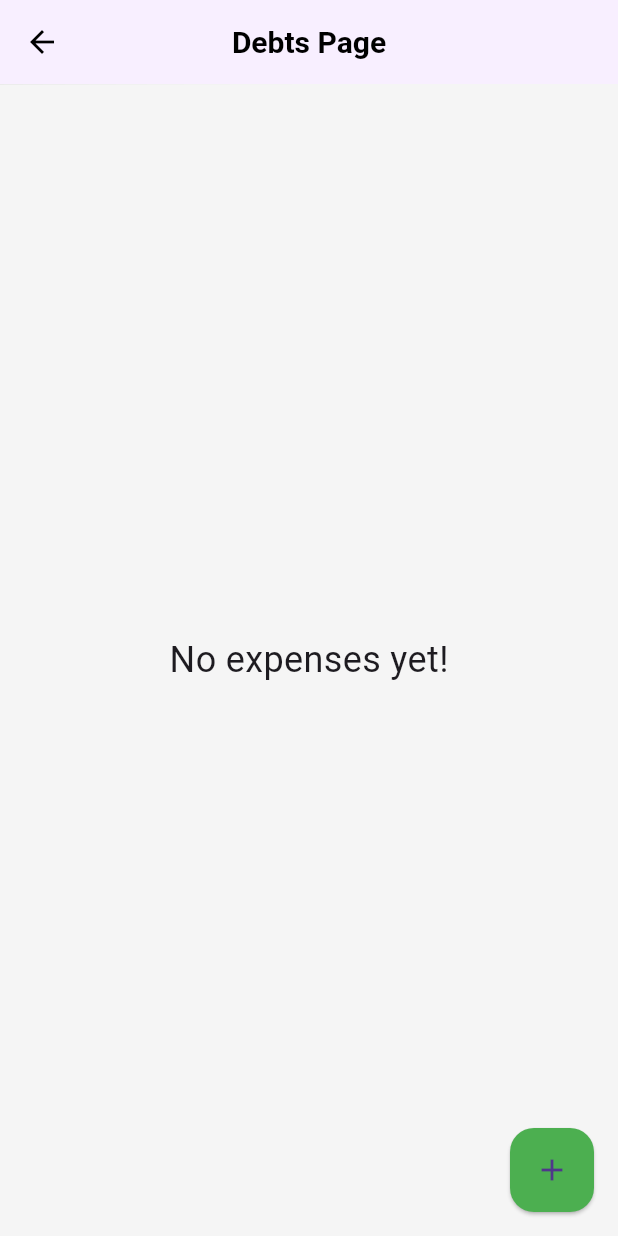
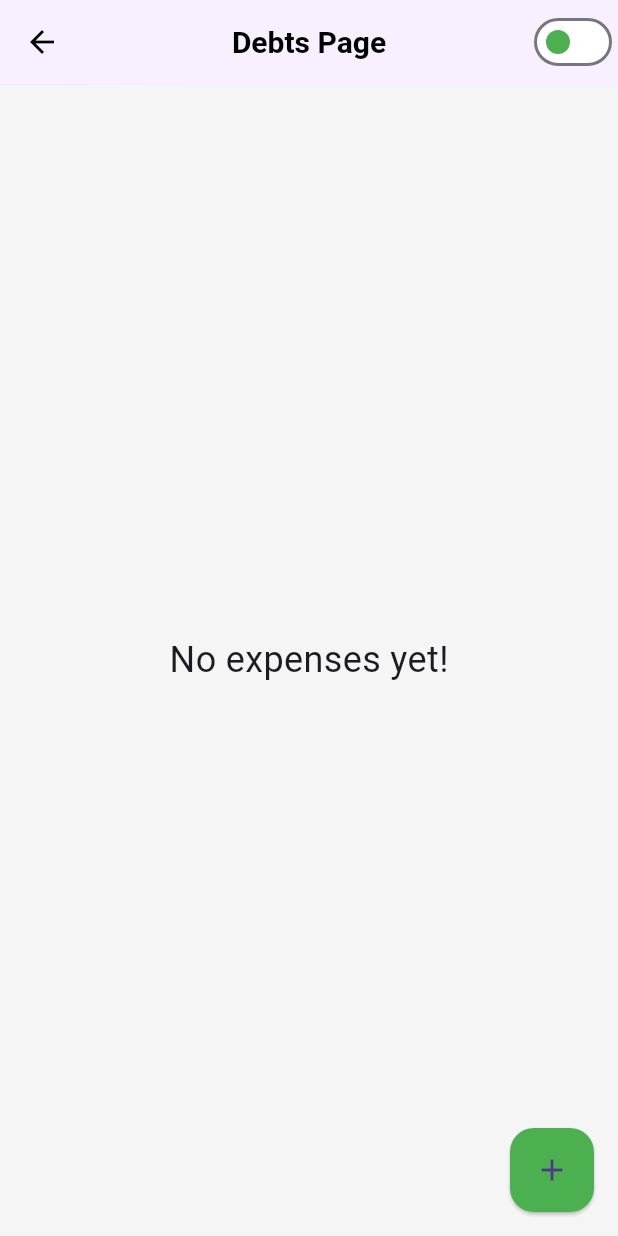
Before and after one commit to shaymardanov9704/my_finance, a Flutter app: the DebtsPage screen opened directly, on a phone screen of 412 x 824 dp. Run offline on Flutter 3.47's test engine with Material 2 defaults, Android fonts, the phone set to English and light mode, and no system bars; our stand-ins replace flutter_svg, google_fonts, hive, hive_flutter; accounts and stored records are empty.

Commit message:
fix debts page

```diff
--- a/lib/features/debts/presentation/pages/debts_page.dart
+++ b/lib/features/debts/presentation/pages/debts_page.dart
@@ -5,6 +5,9 @@ import 'package:my_finance/features/debts/data/models/debt.dart';
 import 'package:my_finance/features/debts/data/repository/debts_box.dart';
 import 'package:my_finance/features/debts/presentation/dialogs/debt_dialog.dart';
 import 'package:my_finance/features/debts/presentation/widgets/debt_widget.dart';
+import 'package:my_finance/features/debts/presentation/widgets/top_widget.dart';
+
+import '../../../skeleton/widgets/custom_theme_switch_button.dart';
 
 class DebtsPage extends StatefulWidget {
   const DebtsPage({super.key});
@@ -14,10 +17,14 @@ class DebtsPage extends StatefulWidget {
 }
 
 class _DebtsPageState extends State<DebtsPage> {
-  @override
-  void dispose() {
-    Hive.close();
-    super.dispose();
+  int allDebts(List<Debt> debts) {
+    final allDebts = debts.fold<int>(
+      0,
+      (previousValue, transaction) => transaction.isReturn
+          ? previousValue + 0
+          : previousValue - transaction.amount,
+    );
+    return allDebts;
   }
 
   @override
@@ -25,6 +32,9 @@ class _DebtsPageState extends State<DebtsPage> {
         appBar: AppBar(
           title: const Text(kDebtsPage),
           centerTitle: true,
+          actions: const [
+            CustomSwitchThemeWidget(),
+          ],
         ),
         body: ValueListenableBuilder<Box<Debt>>(
           valueListenable: DebtsBox.getDebts().listenable(),
@@ -38,26 +48,10 @@ class _DebtsPageState extends State<DebtsPage> {
                 ),
               );
             } else {
-              final netExpense = debts.fold<double>(
-                0,
-                (previousValue, transaction) => transaction.isReturn
-                    ? previousValue - transaction.amount
-                    : previousValue + transaction.amount,
-              );
-              final newExpenseString = '\$${netExpense.toStringAsFixed(2)}';
-              final color = netExpense > 0 ? Colors.green : Colors.red;
-
               return Column(
                 children: [
                   const SizedBox(height: 24),
-                  Text(
-                    '$kNetExpense: $newExpenseString',
-                    style: TextStyle(
-                      fontWeight: FontWeight.bold,
-                      fontSize: 20,
-                      color: color,
-                    ),
-                  ),
+                  TopWidget(amount: allDebts(debts)),
                   const SizedBox(height: 24),
                   Expanded(
                     child: ListView.builder(
```
Also changed, not shown: lib/core/constants/constants.dart (+5 -2 lines), lib/features/debts/presentation/dialogs/debt_dialog.dart (+10 -1 lines), lib/features/debts/presentation/widgets/debt_widget.dart (+14 -5 lines), lib/features/debts/presentation/widgets/top_widget.dart (added, +63 -0 lines), lib/features/expenses/presentation/pages/expenses_page.dart (+0 -9 lines).
